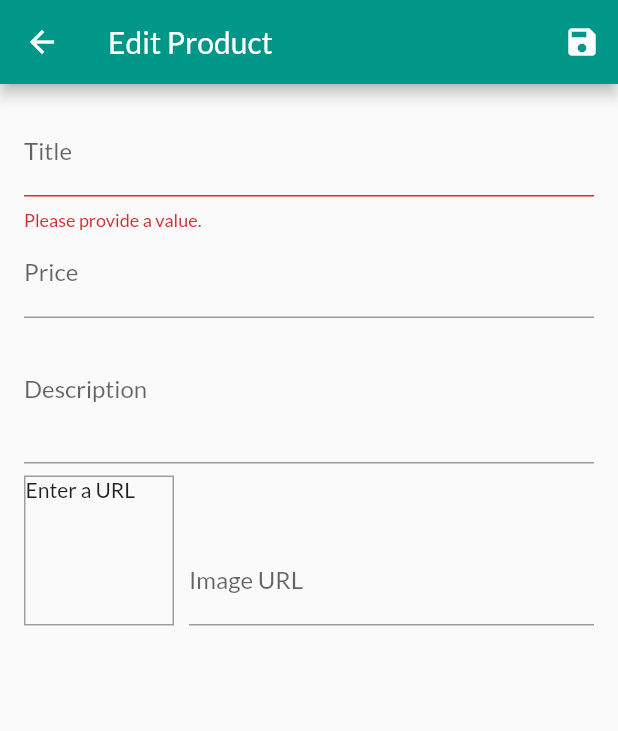
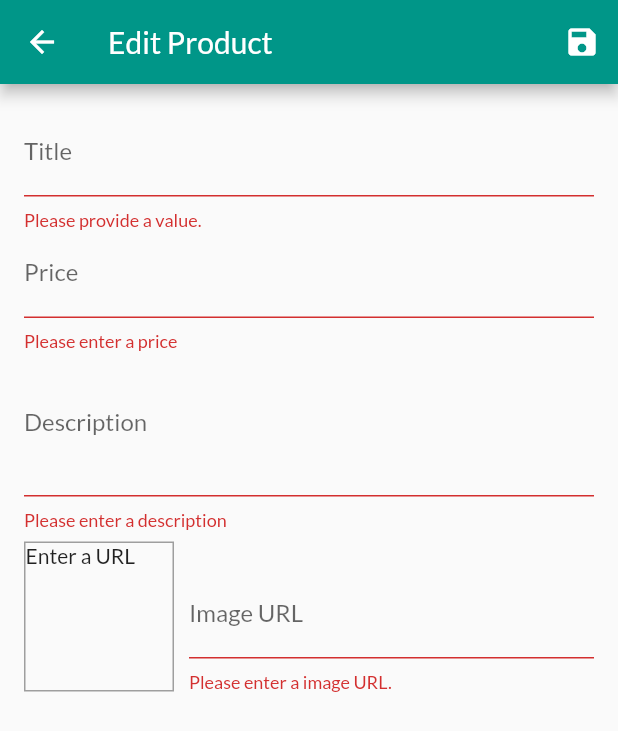
Before and after one commit to rbicca/shop, a Flutter app: the EditProductScreen screen opened by its route, after a tap on the "save" icon, on a phone screen of 412 x 824 dp. Shown: the top 731 px of the screen. Run offline on Flutter 3.47's test engine with Material 2 defaults, Android fonts, the phone set to English and light mode, and no system bars; network calls fail.

Commit message:
Unit 226 ate 3 e 30

```diff
--- a/lib/screens/edit_product.dart
+++ b/lib/screens/edit_product.dart
@@ -1,5 +1,8 @@
 import 'package:flutter/material.dart';
+import 'package:provider/provider.dart';
+
 import 'package:shop/models/product.dart';
+import 'package:shop/providers/products.dart';
 
 
 class EditProductScreen extends StatefulWidget {
@@ -10,6 +13,9 @@ class EditProductScreen extends StatefulWidget {
 }
 
 class _EditProductScreenState extends State<EditProductScreen> {
+
+  var _isInit = true;
+
   final _priceFocusNode = FocusNode();
   final _descriptionFocusNode = FocusNode();
   final _imageUrlController =
@@ -24,6 +30,21 @@ class _EditProductScreenState extends State<EditProductScreen> {
 
     _imageUrlFocusNode.addListener(_updateImageUrl);
   }
+
+  @override
+  void didChangeDependencies() {
+    super.didChangeDependencies();
+
+    //Treta para pegar os parametros da rota
+    //Esse código não funciona de maneira decente no initState
+    if(_isInit){
+      final productId = ModalRoute.of(context).settings.arguments as String;
+
+    }
+    _isInit = false;
+
+  }
+
   @override
   void dispose() {
     super.dispose();
@@ -36,6 +57,9 @@ class _EditProductScreenState extends State<EditProductScreen> {
   }
 
   void _updateImageUrl(){
+
+    //Tem que validar a imagem aqui mas estou com preguiça
+
     if(_imageUrlFocusNode.hasFocus){
       setState(() {
         //Aqui não faz nada. Apenas caqueio para forçar o build do widget
@@ -48,7 +72,9 @@ class _EditProductScreenState extends State<EditProductScreen> {
     if (!isValid) { return; }
 
     _form.currentState.save();
-    print(_editedProduct.title);
+    Provider.of<Products>(context, listen: false).addProduct(_editedProduct);
+    Navigator.of(context).pop();
+
   }
 
   @override
@@ -107,6 +133,15 @@ class _EditProductScreenState extends State<EditProductScreen> {
                     id: null,
                   );
                 },
+                validator: (value){
+                  if(value.isEmpty) { return 'Please enter a price'; }
+
+                  if(double.tryParse(value) == null) { return 'Please enter a valid number'; }
+
+                  if(double.parse(value) <=0) { return 'The price must be greater than zero.'; }
+
+                  return null;
+                },
               ),
               TextFormField(
                 decoration: InputDecoration(labelText: 'Description'),
@@ -121,6 +156,13 @@ class _EditProductScreenState extends State<EditProductScreen> {
                     imageUrl: _editedProduct.imageUrl,
                     id: null,
                   );
+                },
+                validator: (value){
+                  if(value.isEmpty){ return 'Please enter a description'; }
+
+                  if(value.length < 10){ return 'Should be at least 10 characteres long'; }
+
+                  return null;
                 },
               ),
               Row(
@@ -156,6 +198,15 @@ class _EditProductScreenState extends State<EditProductScreen> {
                             id: null,
                           );
                         },
+                        validator: (value){
+                          if (value.isEmpty) { return 'Please enter a image URL.'; }
+
+                          if(!value.startsWith('http') && !value.startsWith('https')) { return 'Please entar a valid URL.'; }
+
+                          if(!value.endsWith('.png') && !value.endsWith('.jpg') && !value.endsWith('.jpeg') ) { return 'Please entar a valid URL.'; }
+
+                          return null;
+                        },
                     ),
                   ),
                 ],
--- a/lib/screens/user_products.dart
+++ b/lib/screens/user_products.dart
@@ -33,7 +33,7 @@ class UserProductsScreen extends StatelessWidget {
           itemBuilder: (_, i) =>
             Column(
               children: <Widget>[
-                UserProductItem(productsData.items[i].title, productsData.items[i].imageUrl,),
+                UserProductItem(productsData.items[i].id, productsData.items[i].title, productsData.items[i].imageUrl,),
                 Divider(),
               ],
             ),
```
Also changed, not shown: lib/providers/products.dart (+12 -7 lines), lib/widgets/user_product_item.dart (+22 -7 lines). Lines whose indentation alone changed are shown as unchanged.
